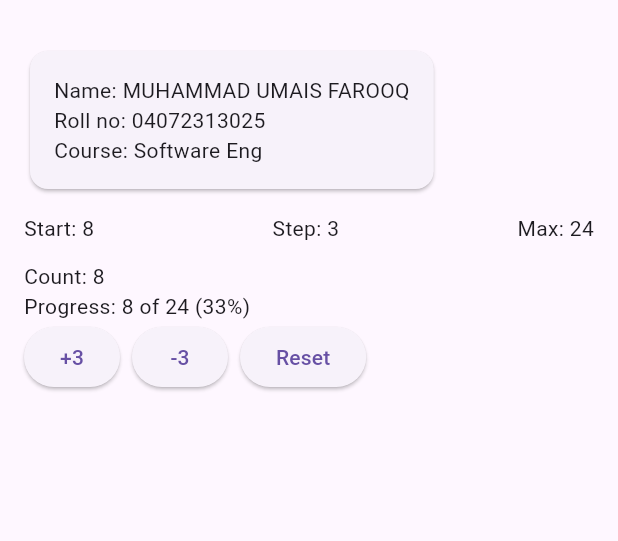
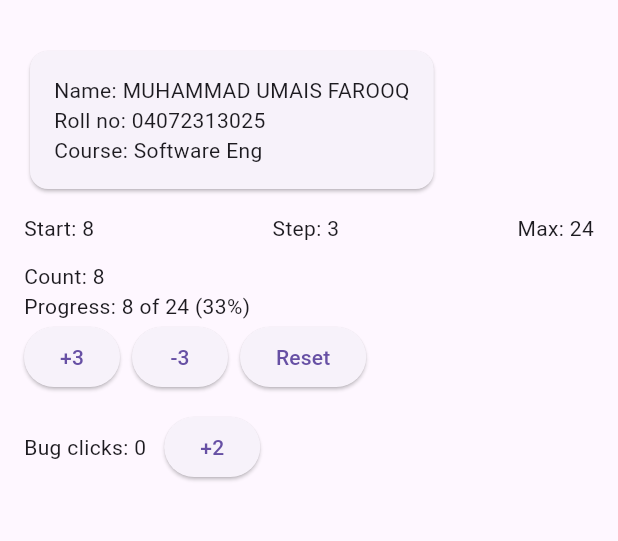
Before and after one commit to MalikUmais/flutter-tasks, a Flutter app: the screen it shows after launch, on a phone screen of 412 x 824 dp, the part 63-604 px from its top. Run offline on Flutter 3.47's test engine with Material 3 defaults, Android fonts, the phone set to English and light mode, and no system bars.

Commit message:
Flutter lab: step 7

```diff
--- a/flutter_lab/lib/main.dart
+++ b/flutter_lab/lib/main.dart
@@ -74,6 +74,8 @@ class HomePage extends StatelessWidget {
             ),
             const SizedBox(height: 12),
             const Tally(),
+            const SizedBox(height: 12),
+            const BuggyCounter(),
           ],
         ),
       ),
@@ -196,7 +198,9 @@ class BuggyCounter extends StatefulWidget {
 
 class _BuggyCounterState extends State<BuggyCounter> {
   int _clicks = 0;
-
+//Before the fix, after tapping three times:
+  // _clicks inside the State was 6 because bugStep = 2,  0+2+2+2 but the screen showed 0 because setState was missing.
+  // Answer 6 and 0
   @override
   Widget build(BuildContext context) {
     return Row(
@@ -206,7 +210,9 @@ class _BuggyCounterState extends State<BuggyCounter> {
         ElevatedButton(
           key: const Key('bug-button'),
           onPressed: () {
-            _clicks += bugStep;
+            setState(() {
+              _clicks += bugStep;
+            });
           },
           child: Text('+$bugStep'),
         ),
```
